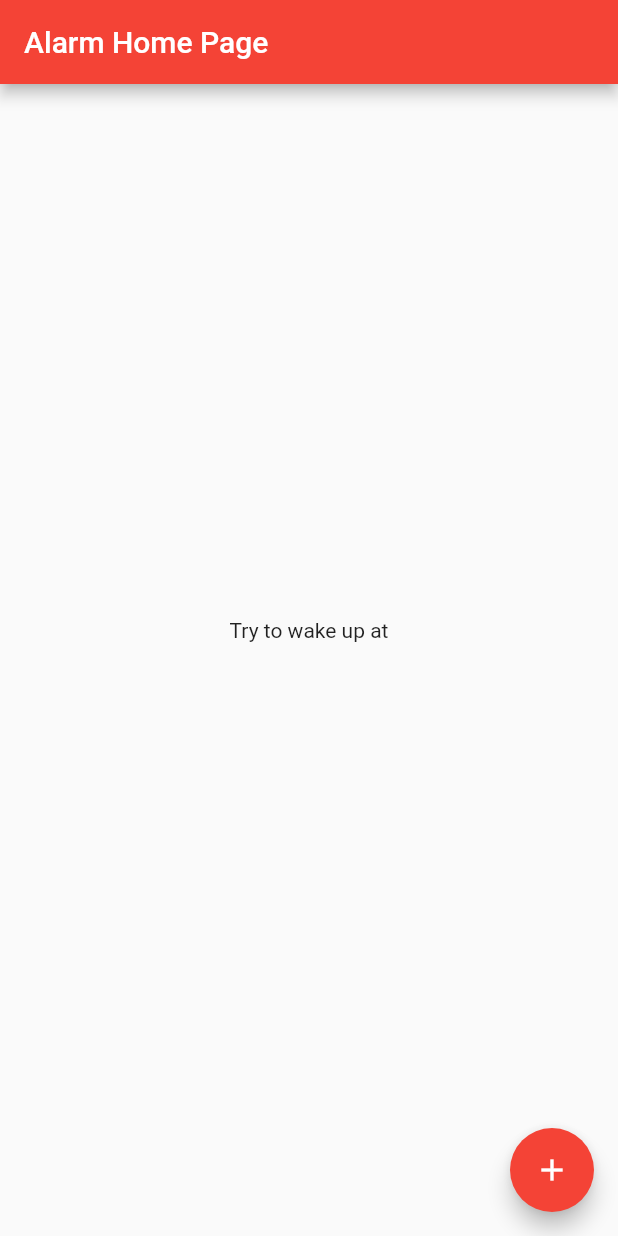
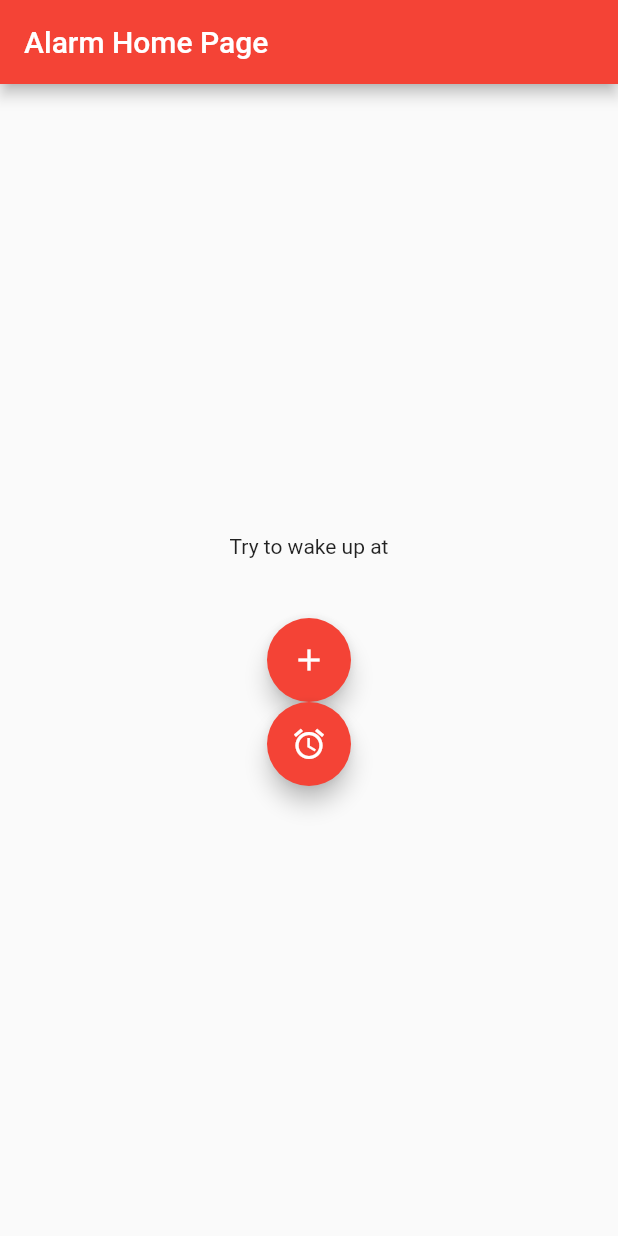
Before and after one commit to davidjwi/myalarmclock, a Flutter app: the screen it shows after launch, on a phone screen of 412 x 824 dp. Run offline on Flutter 3.47's test engine with Material 2 defaults, Android fonts, the phone set to English and light mode, and no system bars; missing offline and left inert: alarmclock.

Commit message:
add alarmclock package remove alarmmanager

```diff
--- a/lib/main.dart
+++ b/lib/main.dart
@@ -1,6 +1,6 @@
 import 'package:flutter/material.dart';
 import 'package:intl/intl.dart';
-import 'package:android_alarm_manager/android_alarm_manager.dart';
+import 'package:alarmclock/alarmclock.dart';
 
 void main() => runApp(new MyApp());
 
@@ -44,6 +44,9 @@ class _MyHomePageState extends State<MyHomePage> {
       _formattedTime = new DateFormat('jm').format(_wakeupTime);
     });
   }
+  void _setAlarm() {
+    Alarmclock.setAlarm(skipui:true, hour:13, minute:14);
+  }
 
 
   @override
@@ -86,14 +89,18 @@ class _MyHomePageState extends State<MyHomePage> {
               '$_formattedTime',
               style: Theme.of(context).textTheme.display1,
             ),
+            new FloatingActionButton(
+                onPressed: _newwakeuptime,
+                tooltip: 'Wake up at',
+                child: new Icon(Icons.add),
+                ),
+            new FloatingActionButton(
+                onPressed: _setAlarm,
+                child: new Icon(Icons.alarm),
+                ),
           ],
         ),
       ),
-      floatingActionButton: new FloatingActionButton(
-        onPressed: _newwakeuptime,
-        tooltip: 'Wake up at',
-        child: new Icon(Icons.add),
-      ), // This trailing comma makes auto-formatting nicer for build methods.
-    );
+      );
   }
 }
--- a/pubspec.yaml
+++ b/pubspec.yaml
@@ -16,7 +16,7 @@ dependencies:
   flutter:
     sdk: flutter
   intl: ^0.15.7
-  android_alarm_manager: ^0.2.1
+  alarmclock: ^0.0.2
 
   # The following adds the Cupertino Icons font to your application.
   # Use with the CupertinoIcons class for iOS style icons.
```
Also changed, not shown: 1 other file.
